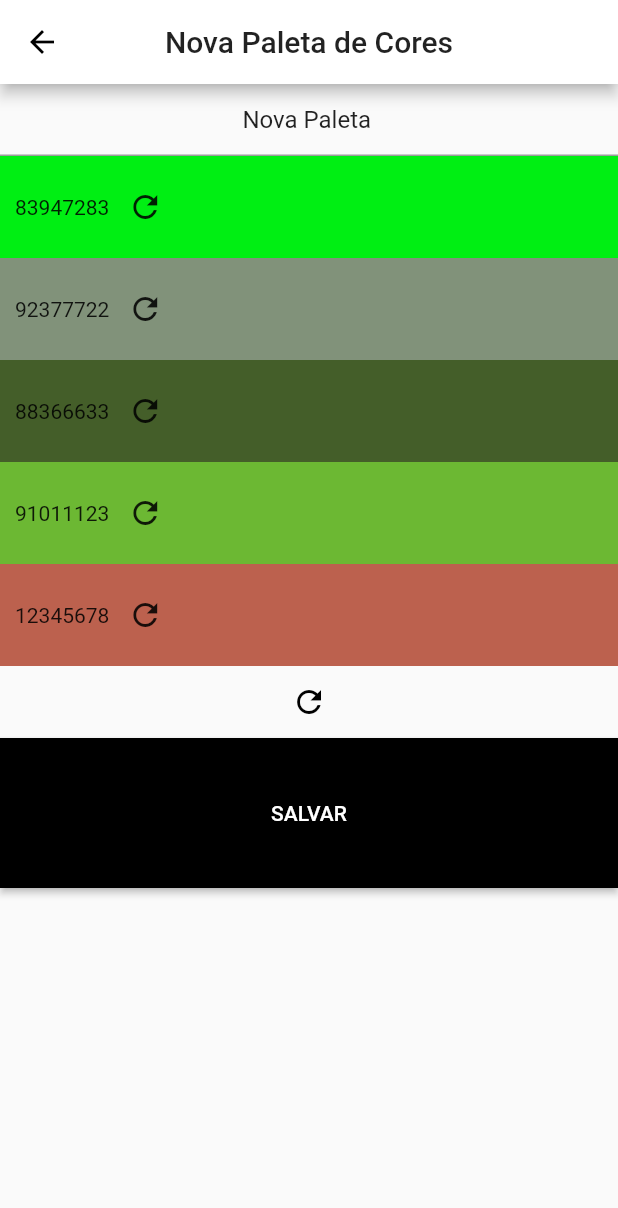
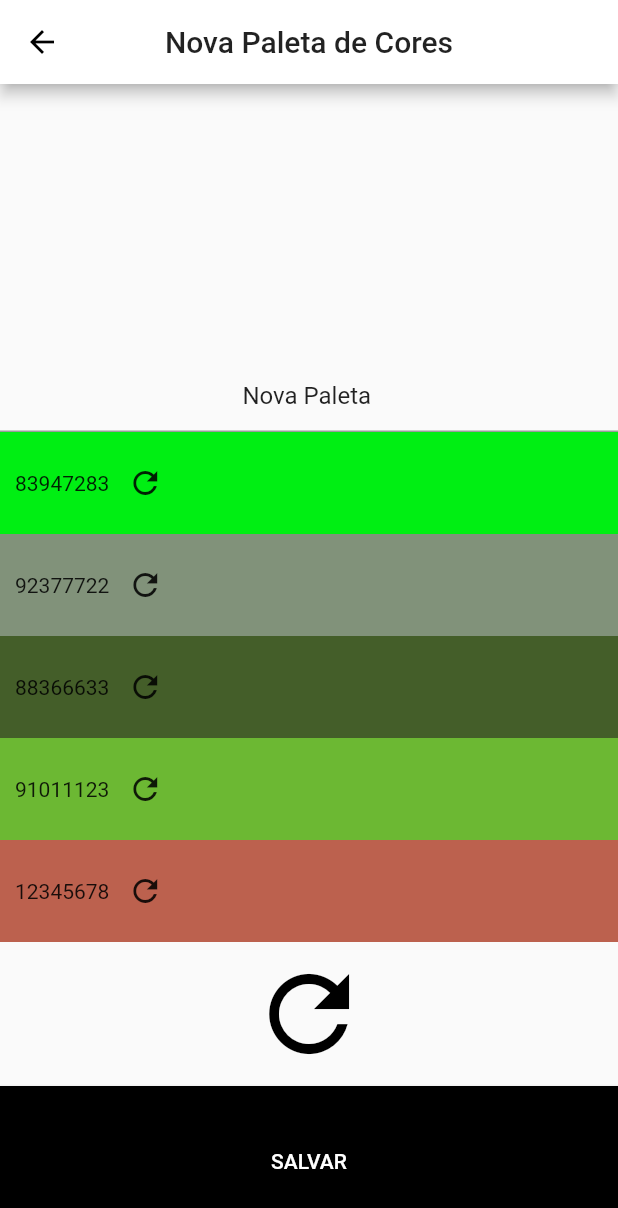
Before and after one commit to vitorcx/color-palette-app, a Flutter app: the screen it shows after launch, after a tap on the "add" icon, on a phone screen of 412 x 824 dp. Shown: the top 1208 px of the screen. Run offline on Flutter 3.47's test engine with Material 2 defaults, Android fonts, the phone set to English and light mode, and no system bars; our stand-ins replace cloud_firestore, equatable, firebase_core, flutter_bloc; accounts and stored records are empty.

Commit message:
Ajustando tela de criaçao de paletas

```diff
--- a/lib/views/create_color_palette_screen.dart
+++ b/lib/views/create_color_palette_screen.dart
@@ -18,13 +18,19 @@ class _CreateColorPaletteScreenState extends State<CreateColorPaletteScreen> {
 
   @override
   Widget build(BuildContext context) {
+    AppBar appBar =
+        AppBar(title: Text('Nova Paleta de Cores'), centerTitle: true);
+    double screenHeight = MediaQuery.of(context).size.height -
+        appBar.preferredSize.height -
+        MediaQuery.of(context).padding.top;
     print(_controller.text);
     return Scaffold(
-      appBar: AppBar(title: Text('Nova Paleta de Cores'), centerTitle: true),
-      body: Column(mainAxisSize: MainAxisSize.max, children: [
-        Center(
-          child: Column(
-            children: [
+      appBar: appBar,
+      body: SingleChildScrollView(
+        child: Container(
+          height: screenHeight,
+          alignment: Alignment.bottomCenter,
+          child: Column(mainAxisAlignment: MainAxisAlignment.end, children: [
             TextField(
               textAlign: TextAlign.center,
               controller: _controller,
@@ -34,23 +40,22 @@ class _CreateColorPaletteScreenState extends State<CreateColorPaletteScreen> {
                 for (int i = 0; i < 5; i++) ColorField(index: i),
               ],
             ),
-            ],
-          ),
-        ),
             IconButton(
+              alignment: Alignment.center,
               icon: Icon(Icons.refresh),
               onPressed: () {},
               color: Colors.black,
+              iconSize: 80,
             ),
-        Container(
+            SizedBox(
               height: 100,
               width: MediaQuery.of(context).size.width,
               child: ElevatedButton(
                 onPressed: () {
                   List<int> colors =
                       BlocProvider.of<ColorsFormBloc>(context).state.colors;
-              final newColorPalette =
-                  ColorPalette(id: '', colors: colors, title: _controller.text);
+                  final newColorPalette = ColorPalette(
+                      id: '', colors: colors, title: _controller.text);
                   BlocProvider.of<ColorPaletteBloc>(context)
                       .add(ColorPaletteCreate(newColorPalette));
                   Navigator.of(context).pop();
@@ -62,8 +67,10 @@ class _CreateColorPaletteScreenState extends State<CreateColorPaletteScreen> {
                         borderRadius: BorderRadius.circular(0.0),
                         side: BorderSide(color: Colors.black))),
               ),
-        )
+            ),
           ]),
+        ),
+      ),
     );
   }
 
```
Lines whose indentation alone changed are shown as unchanged.
